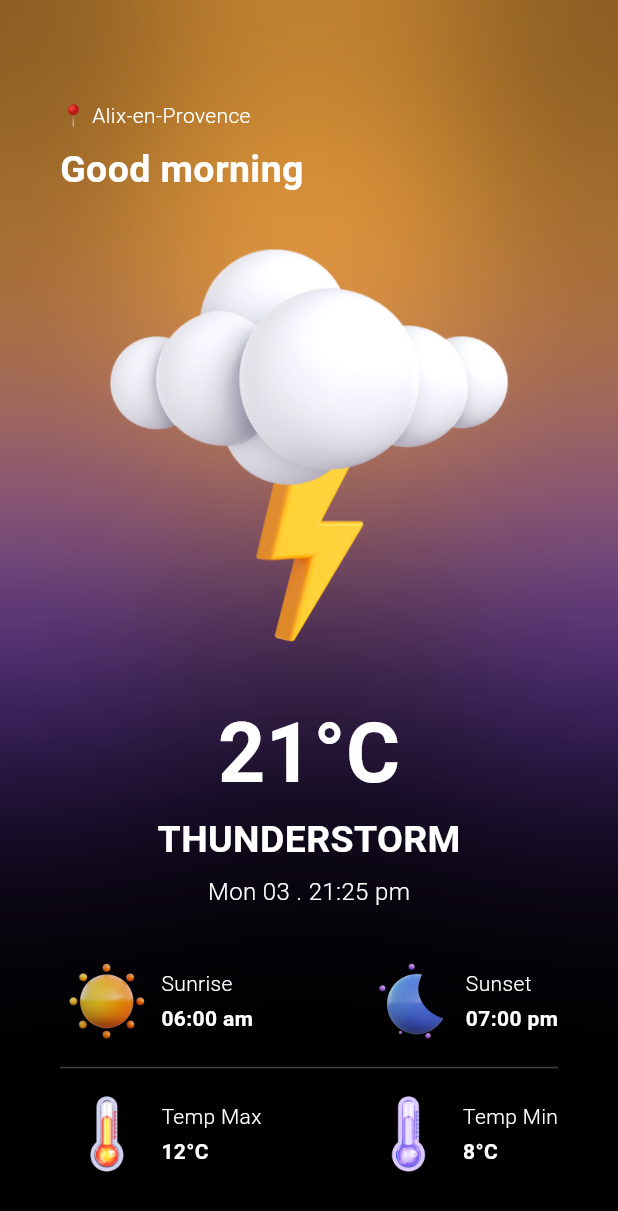
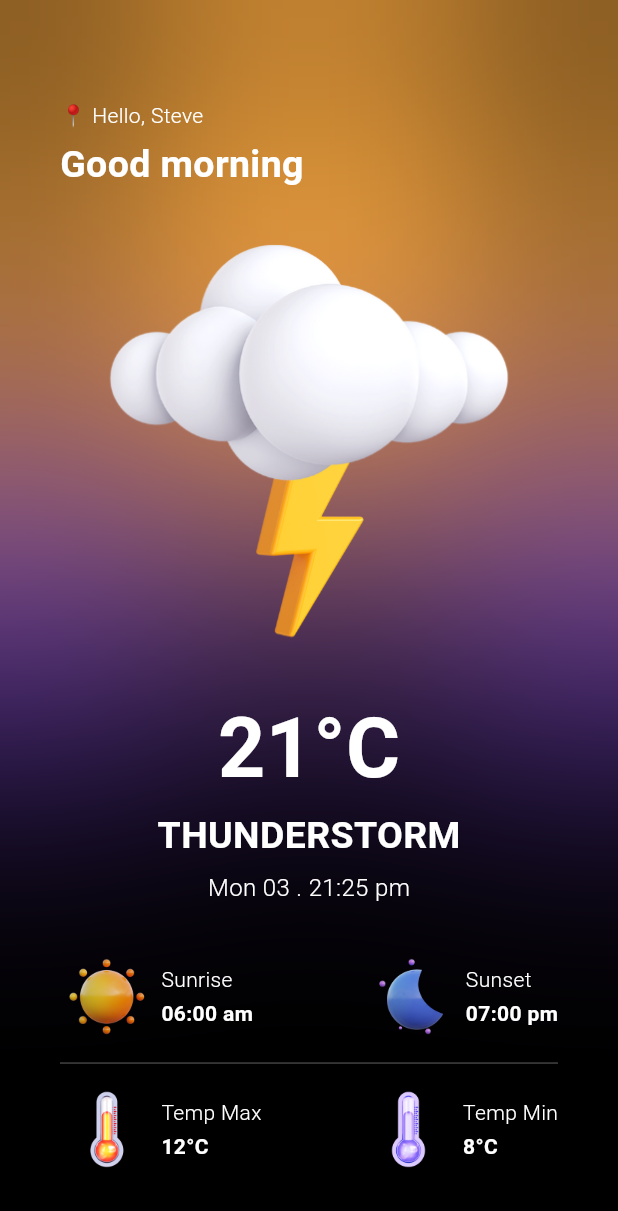
Before and after one commit to BigSteveAbdulmex/WeatherPulse, a Flutter app: the screen it shows after launch, on a phone screen of 412 x 824 dp. Shown: the top 1211 px of the screen. Run offline on Flutter 3.47's test engine with Material 3 defaults, Android fonts, the phone set to English and light mode, and no system bars; our stand-ins replace bloc, equatable.

Commit message:
Building the UI

```diff
--- a/lib/screens/home_screen.dart
+++ b/lib/screens/home_screen.dart
@@ -76,13 +76,13 @@ class HomeScreen extends StatelessWidget {
                   crossAxisAlignment: CrossAxisAlignment.start,
                   children: [
                     Text(
-                      '📍 Alix-en-Provence',
+                      '📍 Hello, Steve',
                       style: TextStyle(
                         color: Colors.white,
                         fontWeight: FontWeight.w300,
                       ),
                     ),
-                    const SizedBox(height: 8),
+                    const SizedBox(height: 5),
                     Text(
                       'Good morning',
                       style: TextStyle(
```
